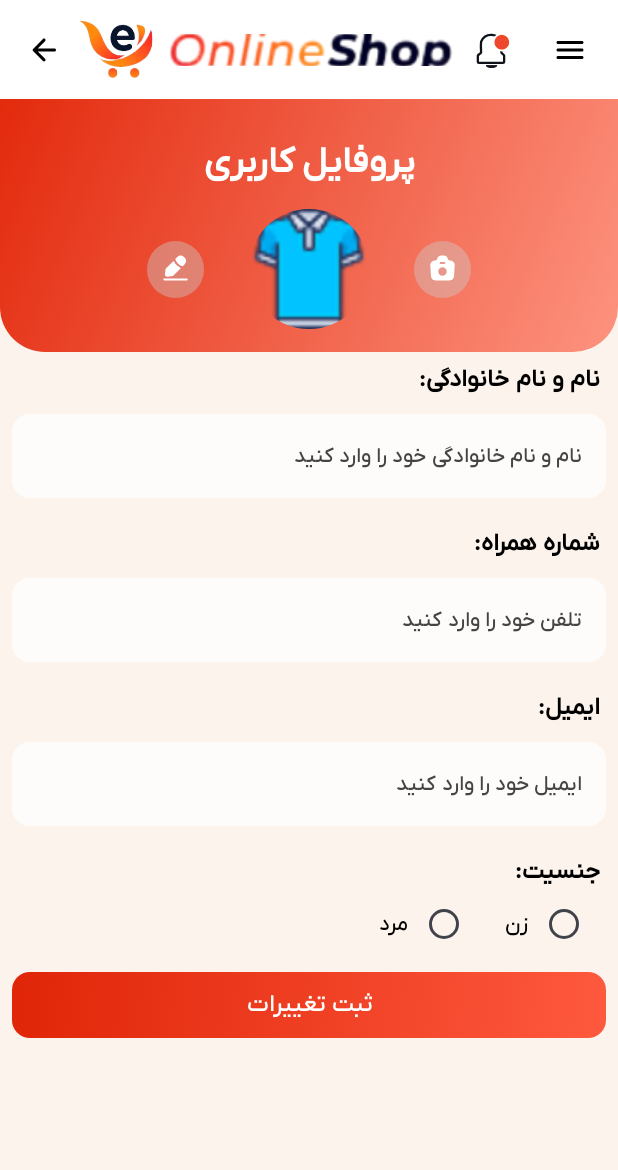
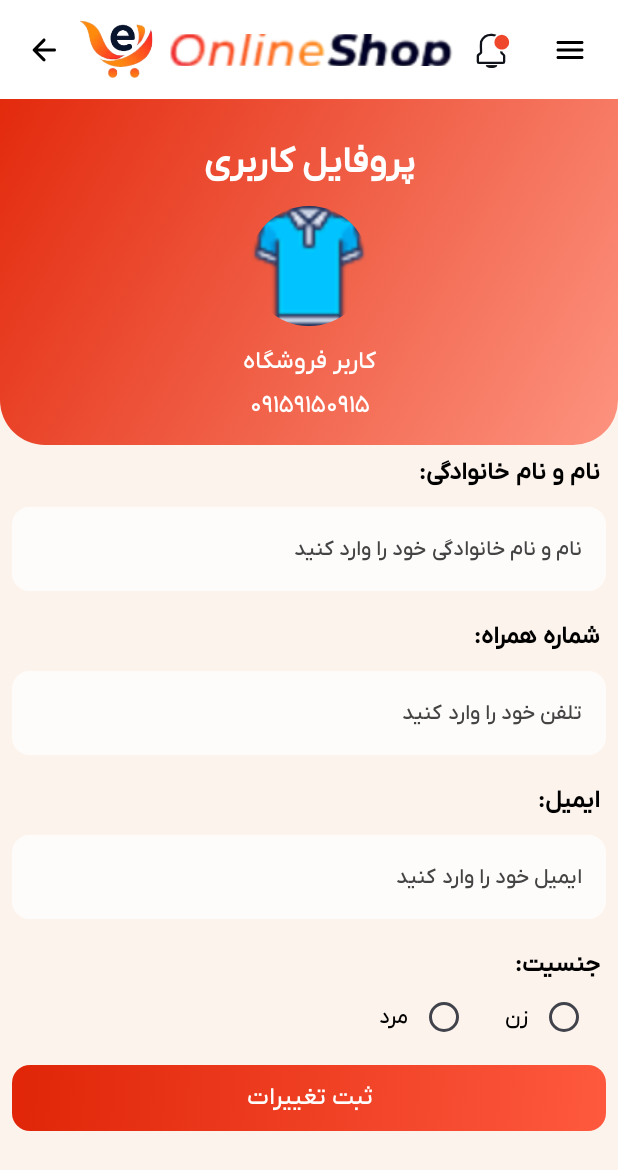
Before and after one commit to alirezaahmadi056/shop-animation, an Android app built with Jetpack Compose: the EditProfileScreen screen opened through its navigation route, on a phone screen of 412 x 824 dp. Shown: the top 1170 px of the screen. Run offline under Robolectric (Android 15) with nearby library versions, the phone set to English and light mode, and no system bars; our stand-ins replace Dagger/Hilt's generated code; 1 statement that could not run was skipped.

Commit message:
fix ProfileHeader

```diff
--- a/app/src/main/java/info/alirezaahmadi/animatedshop/ui/screen/profile/ProfileHeader.kt
+++ b/app/src/main/java/info/alirezaahmadi/animatedshop/ui/screen/profile/ProfileHeader.kt
@@ -6,14 +6,11 @@ import androidx.compose.foundation.layout.Arrangement
 import androidx.compose.foundation.layout.Box
 import androidx.compose.foundation.layout.Column
 import androidx.compose.foundation.layout.Row
-import androidx.compose.foundation.layout.Spacer
 import androidx.compose.foundation.layout.fillMaxWidth
-import androidx.compose.foundation.layout.height
 import androidx.compose.foundation.layout.padding
 import androidx.compose.foundation.layout.size
 import androidx.compose.foundation.shape.CircleShape
 import androidx.compose.foundation.shape.RoundedCornerShape
-import androidx.compose.material3.Icon
 import androidx.compose.material3.MaterialTheme
 import androidx.compose.material3.Text
 import androidx.compose.runtime.Composable
@@ -27,10 +24,14 @@ import androidx.compose.ui.text.font.FontWeight
 import androidx.compose.ui.unit.dp
 import androidx.compose.ui.unit.sp
 import info.alirezaahmadi.animatedshop.R
+import info.alirezaahmadi.animatedshop.util.byLocate
 
 @Composable
 fun ProfileHeader(
-
+    name: String?=null,
+    phone: String?=null,
+    editIcon: (@Composable () -> Unit)? = null,
+    changeProfileIcon: (@Composable () -> Unit)? = null,
 ) {
     Column(
         modifier = Modifier
@@ -39,7 +40,7 @@ fun ProfileHeader(
             .background(Brush.linearGradient(listOf(Color(0xffE32A0D), Color(0xffFD937F))))
             .padding(15.dp),
         horizontalAlignment = Alignment.CenterHorizontally,
-        verticalArrangement = Arrangement.spacedBy(15.dp)
+        verticalArrangement = Arrangement.spacedBy(8.dp)
     ) {
         Text(
             text = "پروفایل کاربری",
@@ -49,47 +50,33 @@ fun ProfileHeader(
             modifier = Modifier.padding(top = 12.dp)
         )
         Row(
+            modifier = Modifier.padding(vertical = 5.dp),
             verticalAlignment = Alignment.CenterVertically,
             horizontalArrangement = Arrangement.spacedBy(30.dp)
         ) {
-            Box(
-                modifier = Modifier
-                    .clip(CircleShape)
-                    .background(Color.LightGray.copy(0.4f))
-               ,
-                contentAlignment = Alignment.Center
-            ) {
-                Icon(
-                    painter = painterResource(R.drawable.ic_photo),
-                    contentDescription = "",
-                    modifier = Modifier.padding(6.dp),
-                    tint = Color.White
-                )
-            }
-
-            Box{
+            changeProfileIcon?.invoke()
+            Box {
                 Image(
                     painter = painterResource(R.drawable.polo_shirt),
                     contentDescription = "",
-                    modifier = Modifier.size(80.dp)
+                    modifier = Modifier
+                        .size(80.dp)
                         .clip(CircleShape)
                 )
             }
-            Box(
-                modifier = Modifier
-                    .clip(CircleShape)
-                    .background(Color.LightGray.copy(0.4f))
-                ,
-                contentAlignment = Alignment.Center
-            ) {
-                Icon(
-                    painter = painterResource(R.drawable.ic_edit),
-                    contentDescription = "",
-                    modifier = Modifier.padding(6.dp),
-                    tint = Color.White
-                )
-            }
+            editIcon?.invoke()
+        }
+        Text(
+            text = name ?: "کاربر فروشگاه",
+            style = MaterialTheme.typography.titleMedium,
+            fontWeight = FontWeight.SemiBold,
+            color = Color.White
+        )
+        Text(
+            text = phone ?: "09159150915".byLocate(),
+            style = MaterialTheme.typography.titleMedium,
+            color = Color.White
+        )
 
-        }
     }
 }
```
